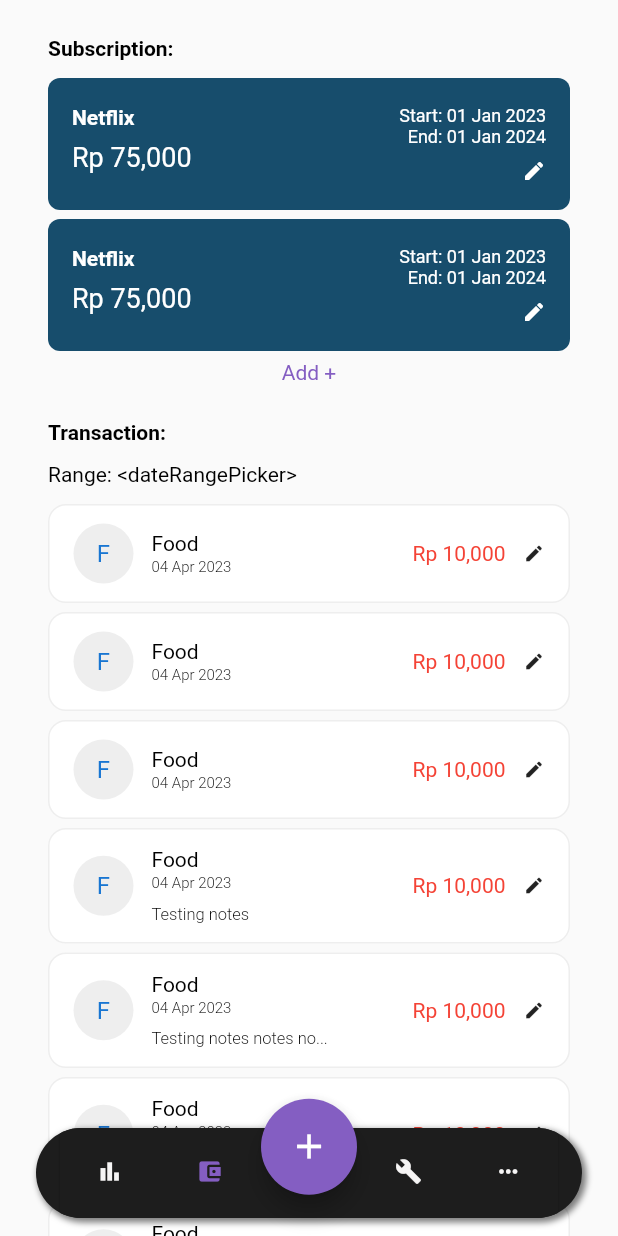
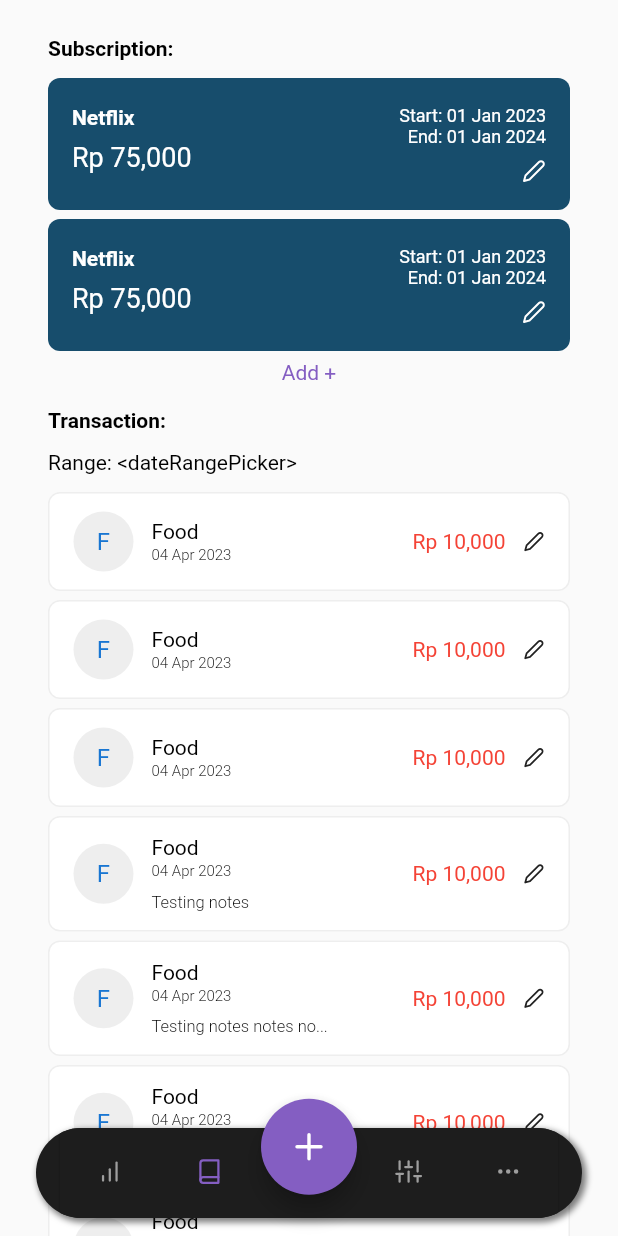
Before and after one commit to boysugi20/expense-tracker-app, a Flutter app: the MyBottomNavigationBar screen opened directly, item 2 of the bottom bar chosen, on a phone screen of 412 x 824 dp. Run offline on Flutter 3.47's test engine with Material 2 defaults, Android fonts, the phone set to English and light mode, and no system bars; our stand-ins replace fl_chart, flutter_feather_icons, math_expressions.

Commit message:
:zap: UI improvements

```diff
--- a/lib/components/widgets.dart
+++ b/lib/components/widgets.dart
@@ -1,3 +1,4 @@
+import 'package:expense_tracker/styles/color.dart';
 import 'package:flutter/material.dart';
 
 class SectionTitle extends StatelessWidget {
@@ -10,7 +11,7 @@ class SectionTitle extends StatelessWidget {
   @override
   Widget build(BuildContext context) {
     return Container(
-      margin: firstChild?const EdgeInsets.only(bottom: 12):const EdgeInsets.only(bottom: 12, top: 24),
+      margin: firstChild?const EdgeInsets.only(bottom: 12):const EdgeInsets.only(bottom: 12, top: 16),
       child: RichText(
         text: TextSpan(
           text: text,
@@ -20,3 +21,32 @@ class SectionTitle extends StatelessWidget {
     );
   }
 }
+
+class AddButton extends StatelessWidget {
+
+  final String text;
+  final void Function()? onPressed;
+
+  const AddButton({
+    Key? key,
+    required this.text,
+    this.onPressed,
+  }) : super(key: key);
+
+  @override
+  Widget build(BuildContext context) {
+    return GestureDetector(
+      onTap: onPressed ?? () {
+        print("Add$text");
+      },
+      child: Center(
+        child: RichText(
+          text: TextSpan(
+            text: text,
+            style: TextStyle(color: AppColors.accent)
+          ),
+        ),
+      ),
+    );
+  }
+}
--- a/lib/navbar.dart
+++ b/lib/navbar.dart
@@ -5,6 +5,7 @@ import 'package:expense_tracker/screens/dashboard.dart';
 import 'package:expense_tracker/screens/transaction.dart';
 import 'package:expense_tracker/screens/configuration.dart';
 import 'package:expense_tracker/screens/more_setting.dart';
+import 'package:flutter_feather_icons/flutter_feather_icons.dart';
 
 import 'components/functions.dart';
 
@@ -73,7 +74,7 @@ class _MyBottomNavigationBarState extends State<MyBottomNavigationBar> {
               child: FloatingActionButton(
                 onPressed: (){ openBottomModalCategory(context); },
                 backgroundColor: AppColors.accent,
-                child: const Icon(Icons.add),
+                child: const Icon(FeatherIcons.plus),
               ),
             ),
           ),
@@ -109,18 +110,18 @@ class _MyBottomNavigationBarState extends State<MyBottomNavigationBar> {
                     showSelectedLabels: false,
                     showUnselectedLabels: false,
                     selectedItemColor: AppColors.accent,
-                    unselectedItemColor: AppColors.neutralLight,
+                    unselectedItemColor: AppColors.grey,
                     backgroundColor: AppColors.neutralDark,
                     currentIndex: _currentIndex,
                     onTap: onTabTapped,
                     type: BottomNavigationBarType.fixed,
                     items: const [
                       BottomNavigationBarItem(
-                        icon: Icon(Icons.bar_chart),
+                        icon: Icon(FeatherIcons.barChart),
                         label: 'Dashboard',
                       ),
                       BottomNavigationBarItem(
-                        icon: Icon(Icons.account_balance_wallet),
+                        icon: Icon(FeatherIcons.book),
                         label: 'Transaction',
                       ),
                       BottomNavigationBarItem(
@@ -128,11 +129,11 @@ class _MyBottomNavigationBarState extends State<MyBottomNavigationBar> {
                         label: '',
                       ),
                       BottomNavigationBarItem(
-                        icon: Icon(Icons.build),
+                        icon: Icon(FeatherIcons.sliders),
                         label: 'Configuration',
                       ),
                       BottomNavigationBarItem(
-                        icon: Icon(Icons.more_horiz),
+                        icon: Icon(FeatherIcons.moreHorizontal),
                         label: 'More',
                       ),
                     ],
--- a/lib/screens/transaction.dart
+++ b/lib/screens/transaction.dart
@@ -2,6 +2,7 @@
 
 import 'package:expense_tracker/styles/color.dart';
 import 'package:flutter/material.dart';
+import 'package:flutter_feather_icons/flutter_feather_icons.dart';
 import 'package:intl/intl.dart';
 import 'package:expense_tracker/components/widgets.dart';
 
@@ -20,19 +21,7 @@ class TransactionPage extends StatelessWidget {
           const SubscriptionCard(title: 'Netflix', ammount: 75000, startDate: '01 Jan 2023', endDate: '01 Jan 2024',),
           const SubscriptionCard(title: 'Netflix', ammount: 75000, startDate: '01 Jan 2023', endDate: '01 Jan 2024',),
 
-          GestureDetector(
-            onTap: (){
-              print("Add Subscription");
-            },
-            child: Center(
-              child: RichText(
-                text: TextSpan(
-                  text: 'Add +',
-                  style: TextStyle(color: AppColors.accent)
-                ),
-              ),
-            ),
-          ),
+          const AddButton(text: 'Add +'),
 
           const SectionTitle(text: 'Transaction:'),
 
@@ -103,7 +92,7 @@ class SubscriptionCard extends StatelessWidget {
                 },
                 child: Padding(
                   padding: const EdgeInsets.only(top: 8),
-                  child: Icon(Icons.edit, color: AppColors.white, size: 16,),
+                  child: Icon(FeatherIcons.edit2, color: AppColors.white, size: 16,),
                 ),
               )
             ],
@@ -133,7 +122,7 @@ class Transactions extends StatelessWidget {
         padding: const EdgeInsets.symmetric(vertical: 12, horizontal: 16),
         decoration: BoxDecoration(
           border: Border.all(color: AppColors.cardBorder),
-          borderRadius: const BorderRadius.all(Radius.circular(12)),
+          borderRadius: const BorderRadius.all(Radius.circular(8)),
           color: AppColors.white
         ),
         child: Row(
@@ -145,7 +134,7 @@ class Transactions extends StatelessWidget {
                   margin: const EdgeInsets.only(right: 12),
                   child: CircleAvatar(
                     backgroundColor: Colors.grey.shade200,
-                    child: const Text('F'),
+                    child: Text(text.isNotEmpty ? text.split(" ").map((e) => e[0]).take(2).join().toUpperCase() : ""),
                   ),
                 ),
                 Column(
@@ -186,13 +175,13 @@ class Transactions extends StatelessWidget {
               children: [
                 RichText(
                   text:  TextSpan(
-                    text: 'Rp ${NumberFormat('###,###,###,000').format(ammount)}',
+                    text: 'Rp ${ammount.toString().replaceAllMapped(RegExp(r'(\d{1,3})(?=(\d{3})+(?!\d))'), (Match m) => '${m[1]},')}',
                     style: const TextStyle(color: Colors.red)
                   ),
                 ),
                 Container(
                   margin: const EdgeInsets.only(left: 12),
-                  child: const Icon(Icons.edit, size: 14,)
+                  child: const Icon(FeatherIcons.edit2, size: 14,)
                 ),
               ],
             ),
```
Also changed, not shown: lib/screens/configuration.dart (+131 -2 lines), lib/screens/login.dart (+6 -9 lines), lib/screens/modal_amount.dart (+23 -25 lines).
